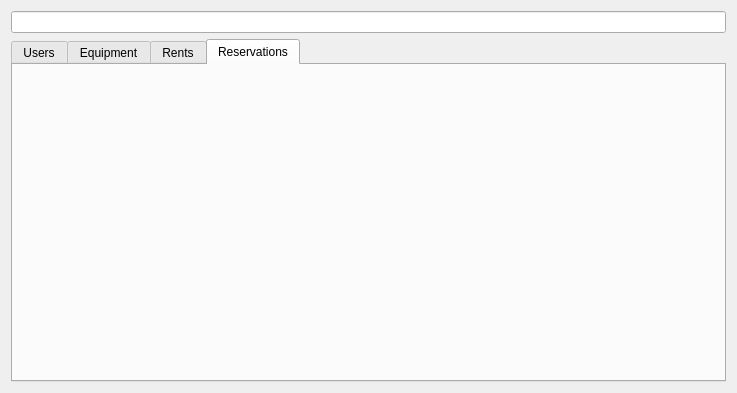
shybovycha/ski-rent, file ski_rent/ski_rent/ui/mainwindow.ui: the form before one commit.
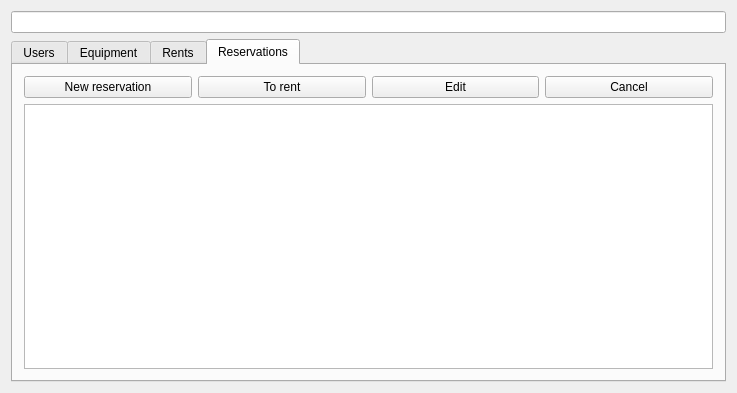
The form after the commit. The open tabs and pages were chosen to show the change.

Commit message: Reworked controllers and DAO to singletons keeping code DRY. Added blank UI for rents and reservations

What changed in the file:
```diff
--- a/ski_rent/ski_rent/ui/mainwindow.ui
+++ b/ski_rent/ski_rent/ui/mainwindow.ui
@@ -158,6 +158,57 @@
       <attribute name="title">
        <string>Reservations</string>
       </attribute>
+      <layout class="QGridLayout" name="gridLayout_5">
+       <item row="0" column="0">
+        <layout class="QVBoxLayout" name="verticalLayout_4">
+         <item>
+          <layout class="QHBoxLayout" name="horizontalLayout_5">
+           <item>
+            <widget class="QPushButton" name="newReservationButton2">
+             <property name="text">
+              <string>New reservation</string>
+             </property>
+            </widget>
+           </item>
+           <item>
+            <widget class="QPushButton" name="newRentButton2_2">
+             <property name="text">
+              <string>To rent</string>
+             </property>
+            </widget>
+           </item>
+           <item>
+            <widget class="QPushButton" name="editReservationButton">
+             <property name="text">
+              <string>Edit</string>
+             </property>
+            </widget>
+           </item>
+           <item>
+            <widget class="QPushButton" name="cancelReservationButton">
+             <property name="text">
+              <string>Cancel</string>
+             </property>
+            </widget>
+           </item>
+          </layout>
+         </item>
+         <item>
+          <widget class="QTableView" name="reservationList">
+           <property name="editTriggers">
+            <set>QAbstractItemView::NoEditTriggers</set>
+           </property>
+           <property name="selectionMode">
+            <enum>QAbstractItemView::SingleSelection</enum>
+           </property>
+           <property name="selectionBehavior">
+            <enum>QAbstractItemView::SelectRows</enum>
+           </property>
+          </widget>
+         </item>
+        </layout>
+       </item>
+      </layout>
      </widget>
     </widget>
    </item>
```
Left out of the diff: 50 changed lines with no effect on the pictures. The commit also changes 29 other files.
